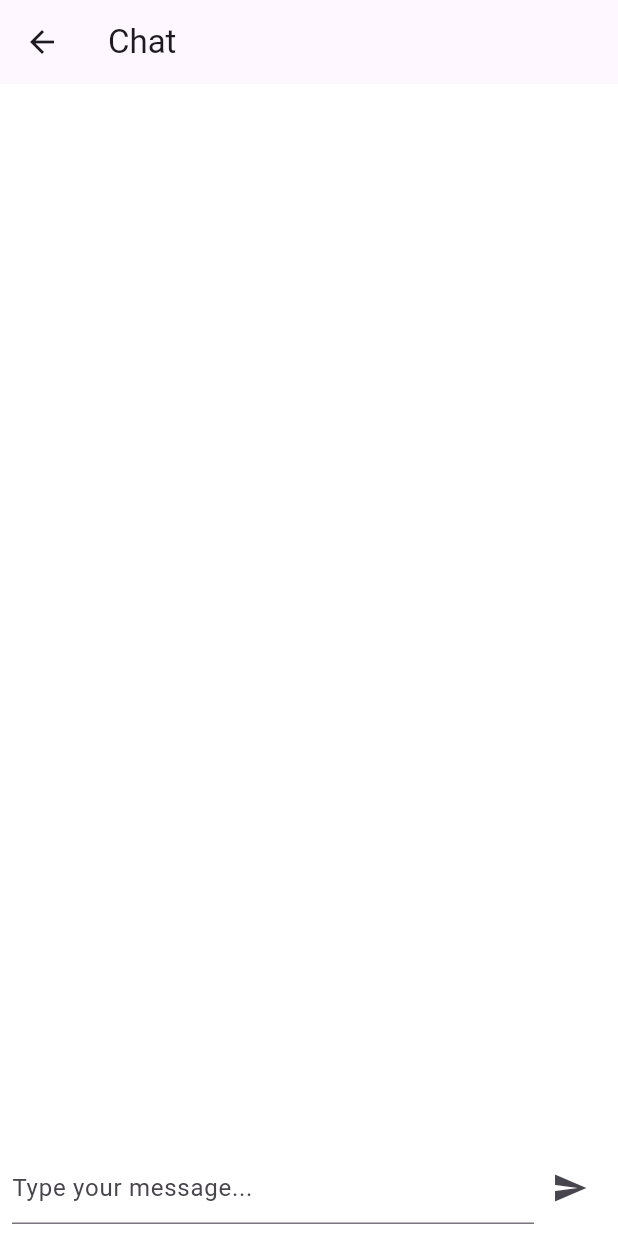
After one commit to SoufianeJm/lango, a Flutter app: the screen it shows after launch, after a tap on "Open Chat", on a phone screen of 412 x 824 dp. The commit adds this screen. Run offline on Flutter 3.47's test engine with Material 3 defaults, Android fonts, the phone set to English and light mode, and no system bars; our stand-ins replace flutter_svg.

Commit message:
Started work on chat feature

```diff
--- /dev/null
+++ b/lib/features/chat/screens/chat_screen.dart
@@ -0,0 +1,46 @@
+import 'package:flutter/material.dart';
+import '../widgets/chat_message_list.dart';
+import '../widgets/chat_input.dart';
+
+class ChatScreen extends StatefulWidget {
+  const ChatScreen({Key? key}) : super(key: key);
+
+  @override
+  State<ChatScreen> createState() => _ChatScreenState();
+}
+
+class _ChatScreenState extends State<ChatScreen> {
+  final TextEditingController _controller = TextEditingController();
+  final List<Map<String, dynamic>> _messages = [];
+
+  void _sendMessage() {
+    final text = _controller.text.trim();
+    if (text.isNotEmpty) {
+      setState(() {
+        _messages.insert(0, {'text': text, 'isMe': true});
+      });
+      _controller.clear();
+    }
+  }
+
+  @override
+  Widget build(BuildContext context) {
+    return Scaffold(
+      appBar: AppBar(title: const Text('Chat')),
+      body: Column(
+        children: [
+          Expanded(
+            child: ChatMessageList(messages: _messages),
+          ),
+          Padding(
+            padding: const EdgeInsets.all(8.0),
+            child: ChatInputField(
+              controller: _controller,
+              onSend: _sendMessage,
+            ),
+          ),
+        ],
+      ),
+    );
+  }
+}
--- /dev/null
+++ b/lib/features/chat/widgets/chat_input.dart
@@ -0,0 +1,32 @@
+import 'package:flutter/material.dart';
+
+class ChatInputField extends StatelessWidget {
+  final TextEditingController controller;
+  final VoidCallback onSend;
+
+  const ChatInputField({
+    Key? key,
+    required this.controller,
+    required this.onSend,
+  }) : super(key: key);
+
+  @override
+  Widget build(BuildContext context) {
+    return Row(
+      children: [
+        Expanded(
+          child: TextField(
+            controller: controller,
+            decoration: const InputDecoration(
+              hintText: "Type your message...",
+            ),
+          ),
+        ),
+        IconButton(
+          icon: const Icon(Icons.send),
+          onPressed: onSend,
+        ),
+      ],
+    );
+  }
+}
--- /dev/null
+++ b/lib/features/chat/widgets/chat_message_list.dart
@@ -0,0 +1,26 @@
+import 'package:flutter/material.dart';
+import 'chat_bubble.dart';
+
+class ChatMessageList extends StatelessWidget {
+  final List<Map<String, dynamic>> messages; // Example: [{'text': 'Hi', 'isMe': true}]
+
+  const ChatMessageList({
+    Key? key,
+    required this.messages,
+  }) : super(key: key);
+
+  @override
+  Widget build(BuildContext context) {
+    return ListView.builder(
+      reverse: true,
+      itemCount: messages.length,
+      itemBuilder: (context, index) {
+        final msg = messages[index];
+        return ChatBubble(
+          message: msg['text'],
+          isMe: msg['isMe'],
+        );
+      },
+    );
+  }
+}
--- a/lib/features/messages/screens/messages_list_screen.dart
+++ b/lib/features/messages/screens/messages_list_screen.dart
@@ -2,6 +2,7 @@ import 'package:flutter/material.dart';
 import 'package:lango/core/widgets/app_back_bar.dart';
 import 'package:lango/core/widgets/app_bottom_nav.dart';
 import 'package:lango/features/messages/widgets/messages_search_input.dart';
+import 'package:lango/features/chat/screens/chat_screen.dart';
 
 class MessagesListScreen extends StatelessWidget {
   const MessagesListScreen({super.key});
@@ -20,11 +21,27 @@ class MessagesListScreen extends StatelessWidget {
             child: Padding(
               padding: const EdgeInsets.only(bottom: 20),
               child: Column(
-                children: const [
-                  MessagesSearchInput(),
+                children: [
+  const MessagesSearchInput(),
   Expanded(
+    child: Column(
+      children: [
+        ElevatedButton(
+          onPressed: () {
+            Navigator.of(context).push(
+              MaterialPageRoute(
+                builder: (context) => const ChatScreen(),
+              ),
+            );
+          },
+          child: const Text('Open Chat'),
+        ),
+        const Expanded(
           child: Center(
             child: Text('Messages List will go here'),
+          ),
+        ),
+      ],
     ),
   ),
 ],
--- a/lib/main.dart
+++ b/lib/main.dart
@@ -1,5 +1,6 @@
 import 'package:flutter/material.dart';
 import 'features/messages/screens/messages_list_screen.dart';
+import 'features/chat/screens/chat_screen.dart';
 
 void main() {
   runApp(const MyApp());
```
Also changed, not shown: lib/features/chat/widgets/chat_bubble.dart (added, +28 -0 lines), lib/features/chat/controllers/chat_controller.dart (added). Lines whose indentation alone changed are shown as unchanged.
